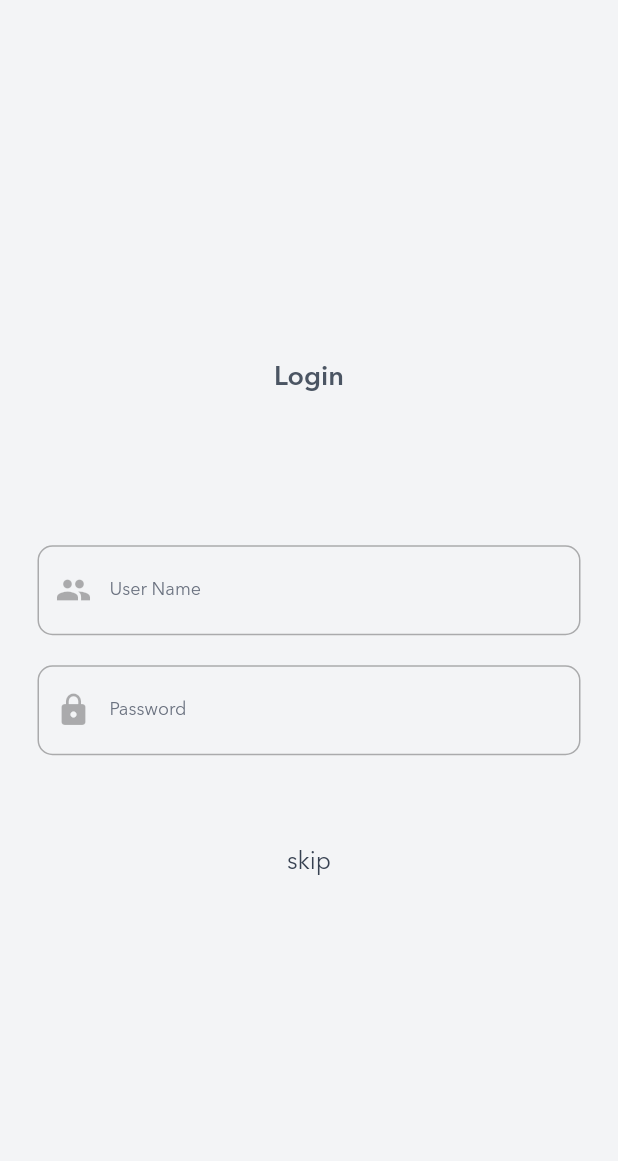
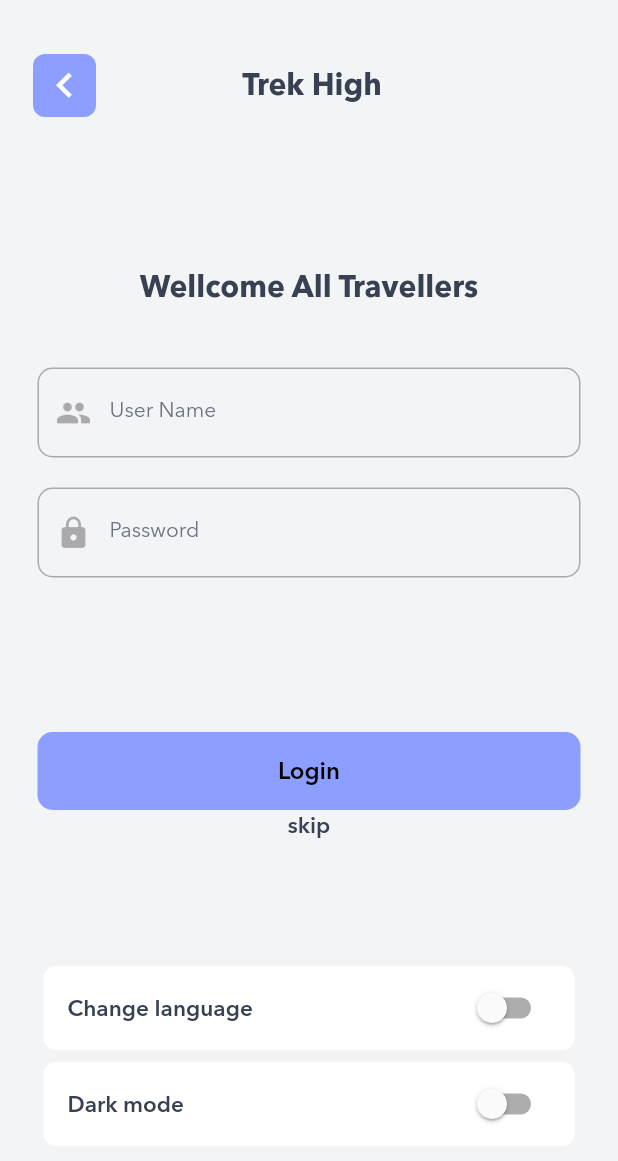
Before and after one commit to Prabesh789/Trek-High, a Flutter app: the LoginScreen screen opened by its route, on a phone screen of 412 x 824 dp. Shown: the top 1161 px of the screen. Run offline on Flutter 3.47's test engine with Material 2 defaults, Android fonts, the light colour scheme and no system bars; our stand-ins replace auto_route, dartz, dio, easy_localization, flutter_hooks, flutter_riverpod and 6 more; accounts and stored records are empty.

Commit message:
dark mode and translation set up

```diff
--- a/assets/translation/en.json
+++ b/assets/translation/en.json
@@ -1,6 +1,8 @@
 {
-    "introduction": "Hi, I am Prabesh Rai",
-    "title": "First page",
+    "well_come": "Wellcome All Travellers",
+    "login": "Login",
+    "user_name": "User Name",
+    "password": "Password",
     "language_switch_title": "Change language",
-    "description": "I am learning Flutter"
+    "dark_mode": "Dark mode"
 }
--- a/lib/app/presentation/my_app/my_app.dart
+++ b/lib/app/presentation/my_app/my_app.dart
@@ -1,5 +1,5 @@
+import 'package:easy_localization/easy_localization.dart';
 import 'package:flutter/material.dart';
-import 'package:easy_localization/easy_localization.dart';
 import 'package:flutter_hooks/flutter_hooks.dart';
 import 'package:hooks_riverpod/hooks_riverpod.dart';
 import 'package:trek_high/app_setup/route/app_router.dart';
--- a/lib/app_setup/route/source/app_router.dart
+++ b/lib/app_setup/route/source/app_router.dart
@@ -1,7 +1,7 @@
 import 'package:auto_route/auto_route.dart';
 import 'package:trek_high/features/auth/login_screen/login_screen.dart';
 import 'package:trek_high/features/landing_screen/presentation/landing_screen.dart';
-import 'package:trek_high/features/main_dashboard/presentation/main_dashboard_Screen/main_dashboard_screen.dart';
+import 'package:trek_high/features/main_dashboard/presentation/main_dashboard_screen.dart';
 
 @MaterialAutoRouter(
   routes: <AutoRoute>[
--- a/lib/core/extensions/currency_format_extension.dart
+++ b/lib/core/extensions/currency_format_extension.dart
@@ -2,7 +2,7 @@ import 'package:easy_localization/easy_localization.dart';
 
 extension CurrencyFormatExtension on String {
   String formatCurrency() {
-    var formatter = NumberFormat('##,##,###', 'en_US');
+    final formatter = NumberFormat('##,##,###', 'en_US');
     final value = replaceAll(',', '');
     return formatter.format(double.parse(value));
   }
--- a/lib/core/theme/infrastructure/entities/theme_palatte.dart
+++ b/lib/core/theme/infrastructure/entities/theme_palatte.dart
@@ -1,5 +1,6 @@
 import 'package:flutter/cupertino.dart';
 import 'package:flutter/material.dart';
+import 'package:flutter/painting.dart';
 import 'package:flutter/rendering.dart';
 
 class AppThemes {
@@ -65,6 +66,7 @@ class AppThemes {
       ),
       headline4: TextStyle(
         color: textSwatch.shade700,
+        fontWeight: FontWeight.bold,
         fontSize: 20,
       ),
       headline5: TextStyle(
@@ -91,12 +93,12 @@ class AppThemes {
       ),
       bodyText2: TextStyle(
         color: textSwatch.shade500,
-        fontSize: 12,
+        fontSize: 14,
       ),
       button: TextStyle(
         color: textSwatch.shade500,
         fontSize: 16,
-        fontWeight: FontWeight.w700,
+        fontWeight: FontWeight.w600,
       ),
       caption: TextStyle(
         color: textSwatch.shade500,
--- a/lib/core/theme/infrastructure/repository/theme_repository.dart
+++ b/lib/core/theme/infrastructure/repository/theme_repository.dart
@@ -1,8 +1,8 @@
+import 'package:dartz/dartz.dart';
 import 'package:flutter/material.dart';
 import 'package:hooks_riverpod/hooks_riverpod.dart';
 import 'package:shared_preferences/shared_preferences.dart';
 import 'package:trek_high/app/entities/failure.dart';
-import 'package:dartz/dartz.dart';
 import 'package:trek_high/core/theme/infrastructure/entities/theme_palatte.dart';
 
 final themeRepository = Provider<ThemeRepositoryImpl>((ref) {
--- /dev/null
+++ b/lib/core/widgets/custom_back_button.dart
@@ -0,0 +1,40 @@
+import 'package:flutter/material.dart';
+
+class CustomBackButton extends StatelessWidget {
+  const CustomBackButton({
+    Key? key,
+    this.buttonColor,
+    this.buttonIconColor,
+    required this.onTap,
+  }) : super(key: key);
+  final Color? buttonColor;
+  final Color? buttonIconColor;
+  final VoidCallback onTap;
+
+  @override
+  Widget build(BuildContext context) {
+    return Padding(
+      padding: const EdgeInsets.only(left: 22),
+      child: Align(
+        alignment: Alignment.centerLeft,
+        child: InkWell(
+          splashColor: Colors.indigoAccent[100],
+          onTap: onTap,
+          child: Container(
+            height: 42,
+            width: 42,
+            decoration: BoxDecoration(
+              color: Colors.indigoAccent[100],
+              borderRadius: BorderRadius.circular(8),
+            ),
+            child: const Icon(
+              Icons.chevron_left,
+              color: Colors.white,
+              size: 33,
+            ),
+          ),
+        ),
+      ),
+    );
+  }
+}
--- a/lib/features/auth/login_screen/login_screen.dart
+++ b/lib/features/auth/login_screen/login_screen.dart
@@ -1,6 +1,15 @@
+import 'package:auto_route/src/router/auto_router_x.dart';
+import 'package:easy_localization/easy_localization.dart';
+import 'package:easy_localization/src/public_ext.dart';
 import 'package:flutter/material.dart';
 import 'package:flutter_hooks/flutter_hooks.dart';
+import 'package:flutter_riverpod/src/provider.dart';
+import 'package:ionicons/ionicons.dart';
+import 'package:trek_high/app_setup/route/app_router.dart';
+import 'package:trek_high/core/theme/application/theme_controller.dart';
+import 'package:trek_high/core/widgets/custom_back_button.dart';
 import 'package:trek_high/core/widgets/custom_body_widget.dart';
+import 'package:trek_high/core/widgets/custom_button.dart';
 import 'package:trek_high/core/widgets/custom_textfield.dart';
 
 class LoginScreen extends StatefulHookWidget {
@@ -17,32 +26,43 @@ class _LoginScreenState extends State<LoginScreen> {
     final _userNameFocusNode = useFocusNode();
     final _passwordController = useTextEditingController();
     final _passwordFocusNode = useFocusNode();
+    final size = MediaQuery.of(context).size;
     return Scaffold(
-      // appBar: AppBar(
-      //   leading: InkWell(
-      //     onTap: () {
-      //       Navigator.of(context).pop();
-      //     },
-      //     child: const Icon(
-      //       Icons.arrow_back_ios,
-      //     ),
-      //   ),
-      // ),
       body: CustomBodyWidget(
-        child: Padding(
+        child: Column(
+          children: [
+            const SizedBox(
+              height: kToolbarHeight - 20,
+            ),
+            Row(
+              children: [
+                CustomBackButton(onTap: () {
+                  Navigator.of(context).pop();
+                }),
+                const Spacer(),
+                Text(
+                  'Trek High',
+                  style: Theme.of(context).textTheme.headline4,
+                ),
+                const Spacer(),
+                const SizedBox(width: 60),
+              ],
+            ),
+            Padding(
               padding: const EdgeInsets.symmetric(horizontal: 25),
               child: Column(
                 mainAxisAlignment: MainAxisAlignment.center,
                 children: [
+                  const SizedBox(height: 100),
                   Text(
-                'Login',
-                style: Theme.of(context).textTheme.headline5,
+                    tr('well_come'),
+                    style: Theme.of(context).textTheme.headline4,
                   ),
-              const SizedBox(height: 100),
+                  const SizedBox(height: 40),
                   CustomTextfield(
                     textEditingController: _userNameController,
                     focusNode: _userNameFocusNode,
-                labelText: 'User Name',
+                    labelText: tr('user_name'),
                     prefixIcon: Icon(
                       Icons.people,
                       color: Colors.black.withOpacity(0.3),
@@ -52,19 +72,88 @@ class _LoginScreenState extends State<LoginScreen> {
                   CustomTextfield(
                     textEditingController: _passwordController,
                     focusNode: _passwordFocusNode,
-                labelText: 'Password',
+                    labelText: tr('password'),
                     prefixIcon: Icon(
                       Icons.lock,
                       color: Colors.black.withOpacity(0.3),
                     ),
                   ),
-              const SizedBox(height: 60),
+                  SizedBox(height: size.width / 4),
+                  CustomButton(
+                    buttonText: tr('login'),
+                    onPressed: () {
+                      context.router.push<void>(const MainDashboardRoute());
+                    },
+                  ),
                   Text(
                     'skip',
-                style: Theme.of(context).textTheme.headline6,
-              )
+                    style: Theme.of(context)
+                        .textTheme
+                        .subtitle1!
+                        .apply(fontWeightDelta: 2),
+                  ),
+                  const SizedBox(height: 80),
+                  Card(
+                    elevation: 0,
+                    color: Theme.of(context).cardColor,
+                    shape: const RoundedRectangleBorder(
+                      borderRadius: BorderRadius.all(
+                        Radius.circular(8),
+                      ),
+                    ),
+                    child: SwitchListTile(
+                      onChanged: (bool newValue) {
+                        context.setLocale(
+                          newValue
+                              ? const Locale('ne', 'NP')
+                              : const Locale('en'),
+                        );
+                      },
+                      value: context.locale == const Locale('ne', 'NP'),
+                      title: Text(
+                        tr('language_switch_title'),
+                        style: Theme.of(context)
+                            .textTheme
+                            .subtitle1!
+                            .apply(fontWeightDelta: 2),
+                      ),
+                      shape: const RoundedRectangleBorder(
+                        borderRadius: BorderRadius.all(
+                          Radius.circular(8),
+                        ),
+                      ),
+                    ),
+                  ),
+                  Card(
+                    elevation: 0,
+                    color: Theme.of(context).cardColor,
+                    shape: const RoundedRectangleBorder(
+                      borderRadius: BorderRadius.all(
+                        Radius.circular(8),
+                      ),
+                    ),
+                    child: SwitchListTile(
+                      onChanged: (bool newValue) {
+                        context
+                            .read(themeController.notifier)
+                            .changeTheme(newValue);
+                      },
+                      shape: const RoundedRectangleBorder(
+                          borderRadius: BorderRadius.all(Radius.circular(8))),
+                      value: Theme.of(context).brightness == Brightness.dark,
+                      title: Text(
+                        tr('dark_mode'),
+                        style: Theme.of(context)
+                            .textTheme
+                            .subtitle1!
+                            .apply(fontWeightDelta: 2),
+                      ),
+                    ),
+                  ),
                 ],
               ),
+            ),
+          ],
         ),
       ),
     );
--- a/lib/features/landing_screen/presentation/landing_screen.dart
+++ b/lib/features/landing_screen/presentation/landing_screen.dart
@@ -41,14 +41,6 @@ class _LandingScreenState extends State<LandingScreen> {
           Column(
             children: [
               const SizedBox(height: 80),
-              // Text(
-              //   'Welcome To Trek-High App',
-              //   textAlign: TextAlign.center,
-              //   style: Theme.of(context).textTheme.headline3?.copyWith(
-              //         fontWeight: FontWeight.bold,
-              //         color: Colors.black,
-              //       ),
-              // ),
               SizedBox(
                 height: size.height / 1.5,
                 child: PageView.builder(
@@ -92,8 +84,8 @@ class _LandingScreenState extends State<LandingScreen> {
                 effect: WormEffect(
                   dotColor: Colors.indigoAccent[100]!,
                   activeDotColor: Colors.lightBlue[900]!,
-                  dotHeight: 8,
-                  dotWidth: 8,
+                  dotHeight: 7,
+                  dotWidth: 7,
                 ),
               ),
               const SizedBox(height: 40),
--- a/lib/features/main_dashboard/presentation/main_dashboard_Screen/main_dashboard_screen.dart
+++ b/lib/features/main_dashboard/presentation/main_dashboard_screen.dart
@@ -10,10 +10,6 @@ class MainDashboardScreen extends StatefulWidget {
 class _MainDashboardScreenState extends State<MainDashboardScreen> {
   @override
   Widget build(BuildContext context) {
-    return Scaffold(
-      appBar: AppBar(
-        title: const Text('Main Dashboard'),
-      ),
-    );
+    return Container();
   }
 }
```
Also changed, not shown: assets/translation/ne-NP.json (+9 -5 lines), lib/app_setup/route/source/app_router.gr.dart. Lines whose indentation alone changed are shown as unchanged.
